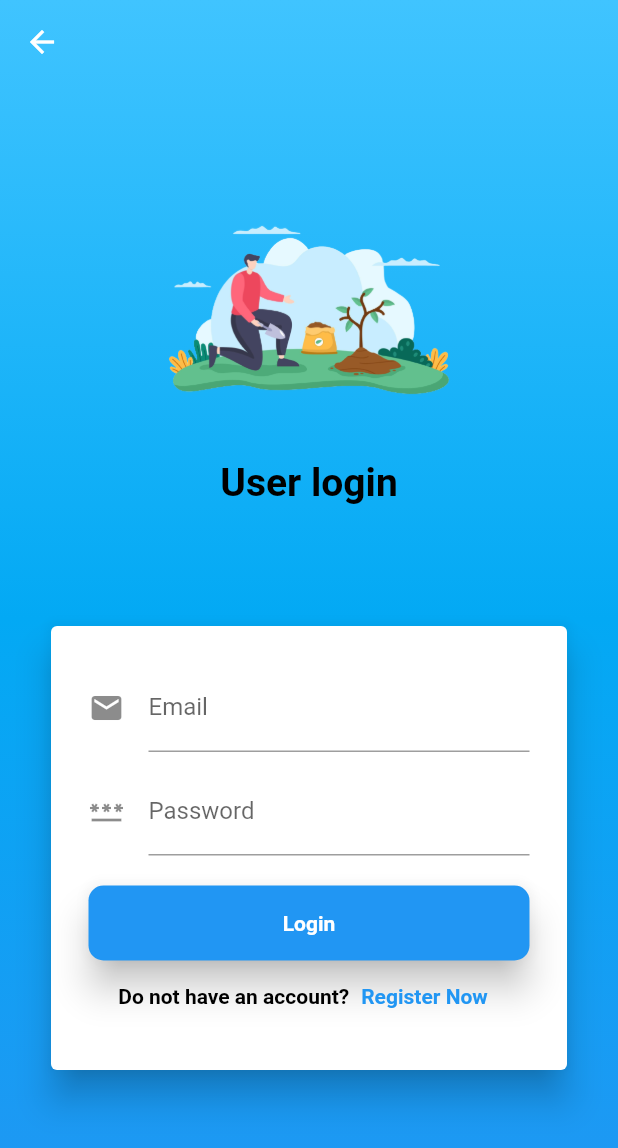
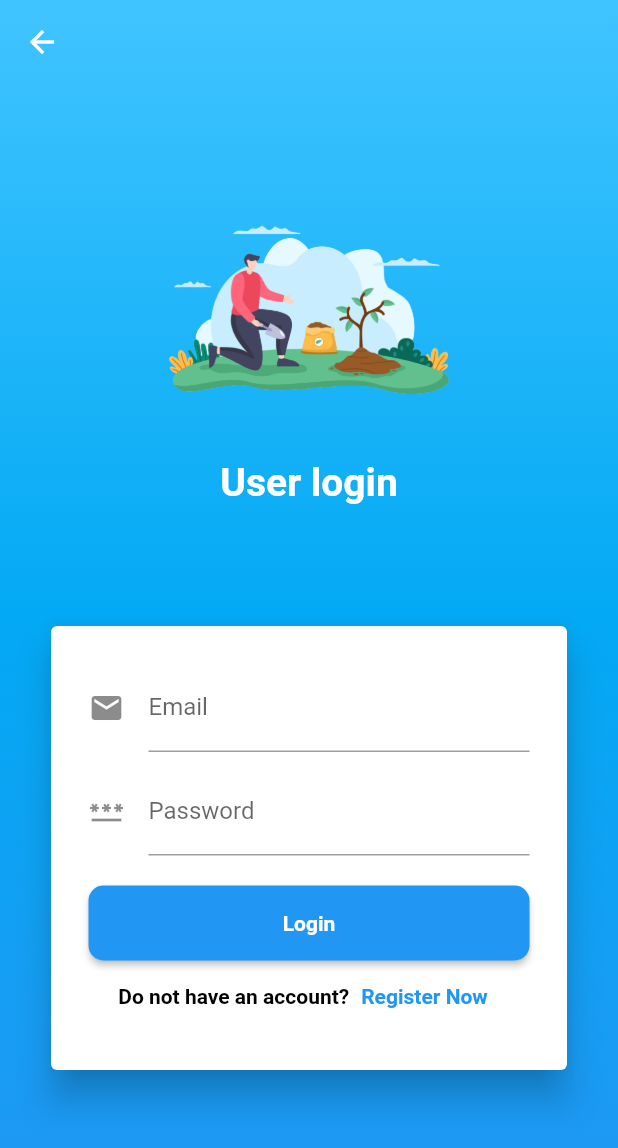
Before and after one commit to Gadi0905/ngtszhim_vt6001cem_project, a Flutter app: the screen it shows after launch, after a tap on "Getting started", on a phone screen of 412 x 824 dp. Shown: the top 1148 px of the screen. Run offline on Flutter 3.47's test engine with Material 2 defaults, Android fonts, the phone set to English and light mode, and no system bars; our stand-ins replace cloud_firestore, firebase_auth, firebase_core, firebase_database, syncfusion_flutter_charts, top_snackbar_flutter; accounts and stored records are empty.

Commit message:
organize the code

```diff
--- a/lib/src/helpers/widgets_helper/button_widget/button_widget.dart
+++ b/lib/src/helpers/widgets_helper/button_widget/button_widget.dart
@@ -8,22 +8,21 @@ class ButtonWidget {
     String? title,
     Color? backgroundColor,
     Color? textColor,
+    Color? borderColor,
   }) {
     return SizedBox(
       height: 50,
       width: MediaQuery.of(context).size.width * 0.8,
       child: ElevatedButton(
         onPressed: onPressItem,
-        style: ButtonStyle(
-          elevation: MaterialStateProperty.resolveWith<double>(
-            (Set<MaterialState> states) {
-              return 10;
-            },
+        style: ElevatedButton.styleFrom(
+          primary: backgroundColor ?? Colors.white,
+          shape: RoundedRectangleBorder(
+            borderRadius: BorderRadius.circular(10.0),
           ),
-          backgroundColor:
-              MaterialStateProperty.all(backgroundColor ?? Colors.white),
-          shape: MaterialStateProperty.all<RoundedRectangleBorder>(
-            RoundedRectangleBorder(borderRadius: BorderRadius.circular(10.0)),
+          side: BorderSide(
+            width: 3.0,
+            color: borderColor ?? Colors.transparent,
           ),
         ),
         child: Text(
--- a/lib/src/screens/not_logged_in_screens/login_screen/login_screen.dart
+++ b/lib/src/screens/not_logged_in_screens/login_screen/login_screen.dart
@@ -66,7 +66,7 @@ class _LoginScreenState extends State<LoginScreen> {
             'User login',
             textAlign: TextAlign.center,
             style: TextStyle(
-              color: Colors.black,
+              color: Colors.white,
               fontSize: 26,
               fontWeight: FontWeight.bold,
             ),
--- a/lib/src/screens/not_logged_in_screens/registration_screen/registration_screen.dart
+++ b/lib/src/screens/not_logged_in_screens/registration_screen/registration_screen.dart
@@ -66,7 +66,7 @@ class _RegistrationScreenState extends State<RegistrationScreen> {
             'User registration',
             textAlign: TextAlign.center,
             style: TextStyle(
-              color: Colors.black,
+              color: Colors.white,
               fontSize: 26,
               fontWeight: FontWeight.bold,
             ),
--- a/lib/src/screens/not_logged_in_screens/welcome_screen.dart
+++ b/lib/src/screens/not_logged_in_screens/welcome_screen.dart
@@ -2,7 +2,6 @@ import 'package:flutter/material.dart';
 import 'package:ngtszhim_vt6001cem_project/src/helpers/routes_helper/routes_helper.dart';
 import 'package:ngtszhim_vt6001cem_project/src/helpers/widgets_helper/appbar_widget/default_appbar_widget.dart';
 import 'package:ngtszhim_vt6001cem_project/src/helpers/widgets_helper/asset_image_widget/asset_image_widget.dart';
-import 'package:ngtszhim_vt6001cem_project/src/helpers/widgets_helper/background_widget/default_background_widget.dart';
 import 'package:ngtszhim_vt6001cem_project/src/helpers/widgets_helper/button_widget/button_widget.dart';
 import 'package:ngtszhim_vt6001cem_project/src/screens/not_logged_in_screens/login_screen/login_screen.dart';
 
@@ -19,21 +18,40 @@ class WelcomeScreen extends StatelessWidget {
   }
 
   Widget _buildBody(BuildContext context) {
-    return DefaultBackgroundWidget.basicColor(
-      context: context,
+    return Container(
+      width: MediaQuery.of(context).size.width,
+      height: MediaQuery.of(context).size.height,
+      color: Colors.black,
+      child: Stack(
+        children: [
+          _buildBackgroundImage(context),
+          _buildItem(context),
+        ],
+      ),
+    );
+  }
+
+  Widget _buildBackgroundImage(BuildContext context) {
+    return Positioned.fill(
+      child: Opacity(
+        opacity: 0.3,
+        child: AssetImageWidget.basicImage(
+          context: context,
+          image: 'wallpaper.jpg',
+          fit: BoxFit.cover,
+        ),
+      ),
+    );
+  }
+
+  Widget _buildItem(BuildContext context) {
+    return Center(
       child: Column(
         crossAxisAlignment: CrossAxisAlignment.center,
         children: [
+          const Spacer(),
+          _buildWelcomeText(context),
           const Spacer(flex: 2),
-          _buildWelcomeText(context),
-          const Spacer(),
-          AssetImageWidget.basicImage(
-            context: context,
-            image: 'planting.png',
-            width: 300,
-            height: 300,
-          ),
-          const Spacer(),
           _buildButton(context),
           const Spacer(),
         ],
@@ -51,7 +69,7 @@ class WelcomeScreen extends StatelessWidget {
             'Welcome to Planting Prince',
             textAlign: TextAlign.center,
             style: TextStyle(
-              color: Colors.black,
+              color: Colors.white,
               fontSize: 26,
               fontWeight: FontWeight.bold,
             ),
@@ -60,7 +78,7 @@ class WelcomeScreen extends StatelessWidget {
           Text(
             'A simple app to help you grow plants',
             style: TextStyle(
-              color: Colors.black38,
+              color: Colors.white38,
               fontSize: 13,
               fontWeight: FontWeight.bold,
             ),
```
